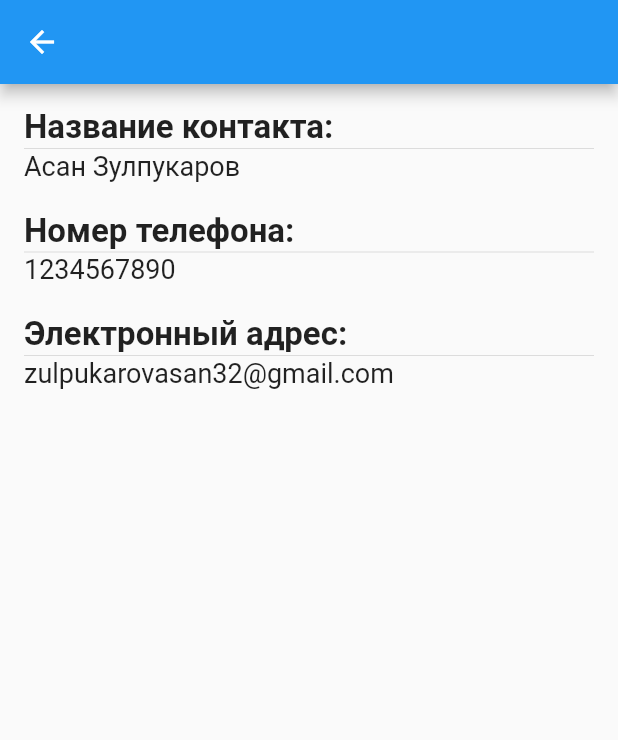
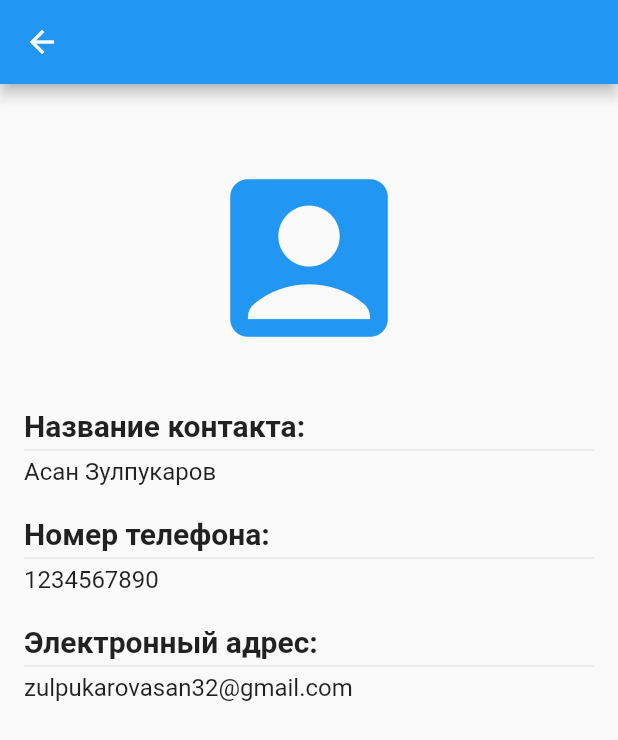
Before and after one commit to AsanZulpukarov/test_task, a Flutter app: the InfoContact screen opened directly with sample values from the repository, on a phone screen of 412 x 824 dp. Shown: the top 740 px of the screen. Run offline on Flutter 3.47's test engine with Material 2 defaults, Android fonts, the phone set to English and light mode, and no system bars.

Commit message:
edited size of some widgets and added info button "How to delete a contact"

```diff
--- a/lib/main.dart
+++ b/lib/main.dart
@@ -11,6 +11,7 @@ class MyApp extends StatelessWidget {
   @override
   Widget build(BuildContext context) {
     return MaterialApp(
+      debugShowCheckedModeBanner: false,
       home: HomeScreen(),
     );
   }
--- a/lib/screens/info_contact_screen.dart
+++ b/lib/screens/info_contact_screen.dart
@@ -10,12 +10,23 @@ class InfoContact extends StatelessWidget {
     return Scaffold(
       appBar: AppBar(),
       body: Padding(
-        padding: EdgeInsets.all(16.0),
-        child: Column(mainAxisAlignment: MainAxisAlignment.start, children: [
-          getTitleAndSubtitle("Название контакта: ", selectContact.name),
-          getTitleAndSubtitle("Номер телефона: ", selectContact.phoneNumber),
-          getTitleAndSubtitle("Электронный адрес: ", selectContact.email),
-        ]),
+        padding: const EdgeInsets.all(16.0),
+        child: Column(
+          mainAxisAlignment: MainAxisAlignment.start,
+          children: [
+            const SizedBox(
+              height: 200,
+              child: Icon(
+                Icons.account_box,
+                size: 140,
+                color: Colors.blue,
+              ),
+            ),
+            getTitleAndSubtitle("Название контакта: ", selectContact.name),
+            getTitleAndSubtitle("Номер телефона: ", selectContact.phoneNumber),
+            getTitleAndSubtitle("Электронный адрес: ", selectContact.email),
+          ],
+        ),
       ),
     );
   }
@@ -26,16 +37,16 @@ class InfoContact extends StatelessWidget {
       children: [
         Text(
           title,
-          style: TextStyle(fontSize: 22, fontWeight: FontWeight.bold),
+          style: const TextStyle(fontSize: 20, fontWeight: FontWeight.bold),
         ),
-        Divider(
-          height: 2,
+        const Divider(
+          height: 10,
         ),
         Text(
           subtitle,
-          style: TextStyle(fontSize: 18),
+          style: const TextStyle(fontSize: 16),
         ),
-        SizedBox(
+        const SizedBox(
           height: 20,
         ),
       ],
```
Also changed, not shown: lib/screens/home_screen.dart (+16 -1 lines).
